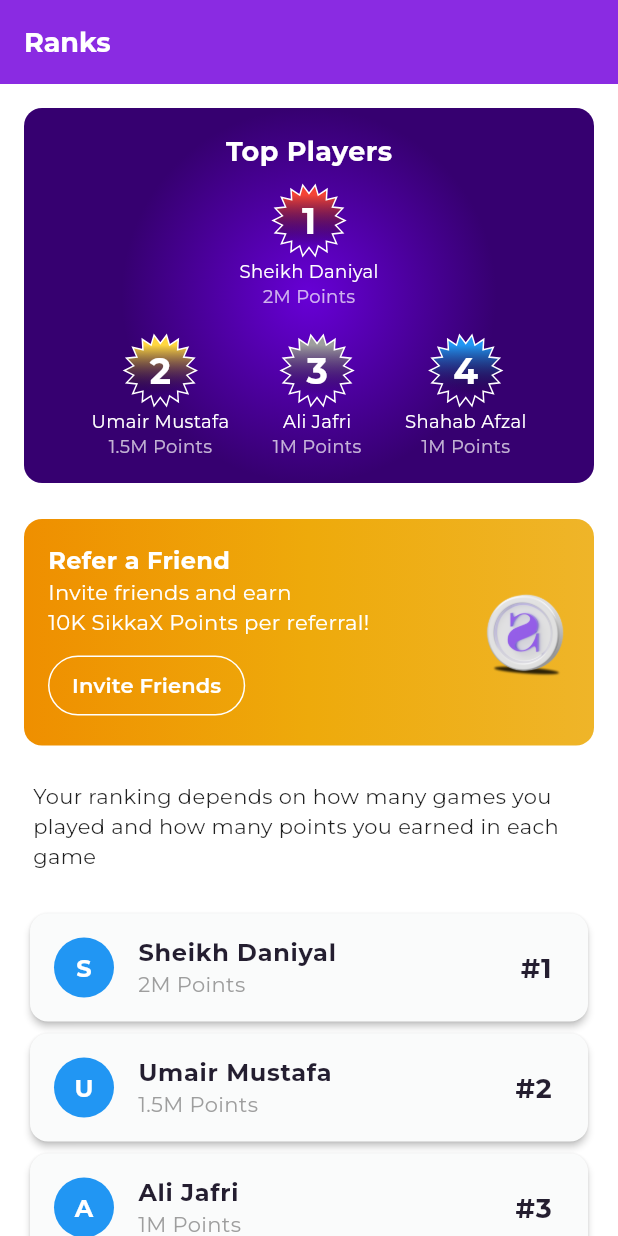
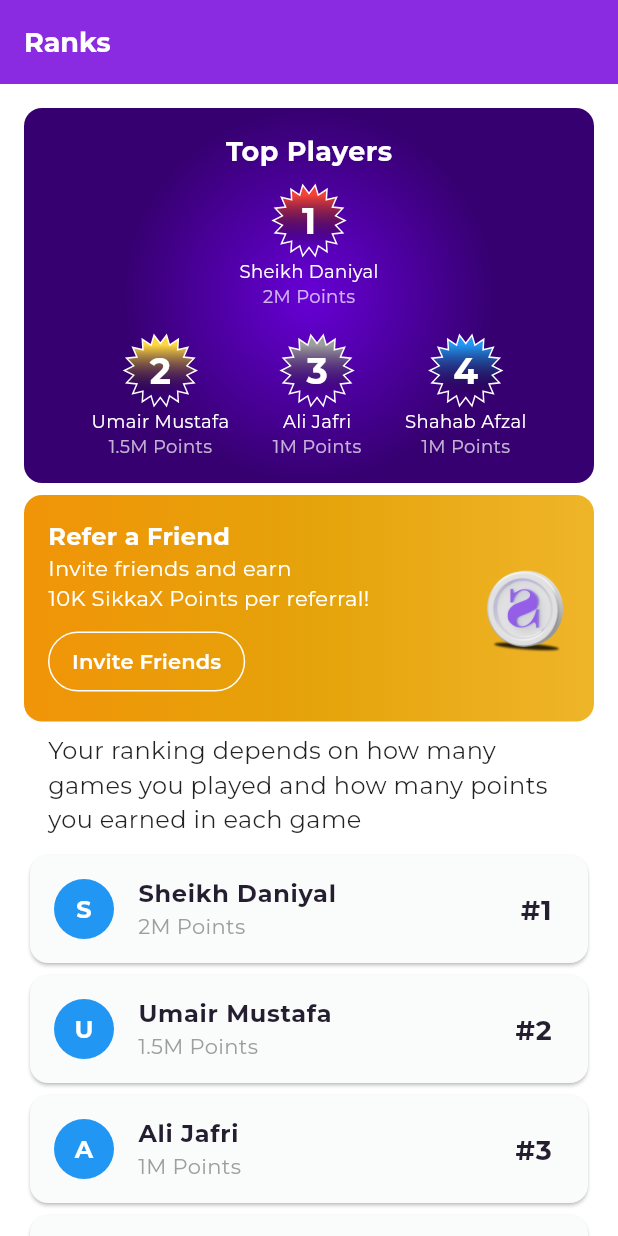
Before and after one commit to levantestudios5/sikka_wallet, a Flutter app: the screen it shows after launch, on a phone screen of 412 x 824 dp. Run offline on Flutter 3.47's test engine with Material 3 defaults, Android fonts, the phone set to English and light mode, and no system bars; our stand-ins replace another_flushbar, dio, event_bus, flutter_mobx, get_it, google_fonts and 3 more; generated files the repository leaves out were written again; project files that could hold a hidden picture were left out.

Commit message:
style(rank): added rank screen

```diff
--- a/lib/constants/app_theme.dart
+++ b/lib/constants/app_theme.dart
@@ -98,8 +98,8 @@ class AppThemeData {
 
   static const referFriendGradient = LinearGradient(
     colors: [
-      Color(0xFFEF8F00),
-      Color(0xFFEEAA0B),
+      Color(0xFFF19408),
+      Color(0xFFE5A30A),
       Color(0xFFEFB529),
     ],
   );
--- a/lib/presentation/rank/rank_screen.dart
+++ b/lib/presentation/rank/rank_screen.dart
@@ -48,16 +48,20 @@ class _RanksScreenState extends State<RanksScreen> {
               child: Column(
                 children: [
                   _buildTopRanks(),
-                  SizedBox(height: Dimens.paddingLarge),
+                  SizedBox(height: Dimens.paddingSmall),
                   _buildReferralCard(),
-                  SizedBox(height: Dimens.paddingLarge),
+                  SizedBox(height: Dimens.paddingSmall),
                   Padding(
-                    padding: const EdgeInsets.symmetric(horizontal: 6.0),
-                    child: Text("Your ranking depends on how many games you played and how many points you earned in each game",style: TextStyle(
-                      color: Colors.black87, fontSize: Dimens.fontSizeSmall,)),
+                    padding: const EdgeInsets.symmetric(
+                        horizontal: Dimens.paddingMedium),
+                    child: Text(
+                        "Your ranking depends on how many games you played and how many points you earned in each game",
+                        style: TextStyle(
+                          color: Colors.black87,
+                          fontSize: Dimens.fontSizeMedium,
+                        )),
                   ),
-                  SizedBox(height: Dimens.paddingLarge),
-
+                  SizedBox(height: Dimens.paddingSmall),
                   _buildRankList(),
                 ],
               ),
@@ -190,14 +194,12 @@ class _RanksScreenState extends State<RanksScreen> {
 
   Widget _buildRankList() {
     return Column(
-      children:
-      _ranksData.map((rank) => _buildRankTile(rank)).toList()
-    );
+        children: _ranksData.map((rank) => _buildRankTile(rank)).toList());
   }
 
   Widget _buildRankTile(Map<String, dynamic> rank) {
     return Card(
-      elevation: 2,
+      elevation: 1,
       shape: RoundedRectangleBorder(
           borderRadius: BorderRadius.circular(Dimens.borderRadius)),
       child: ListTile(
```
